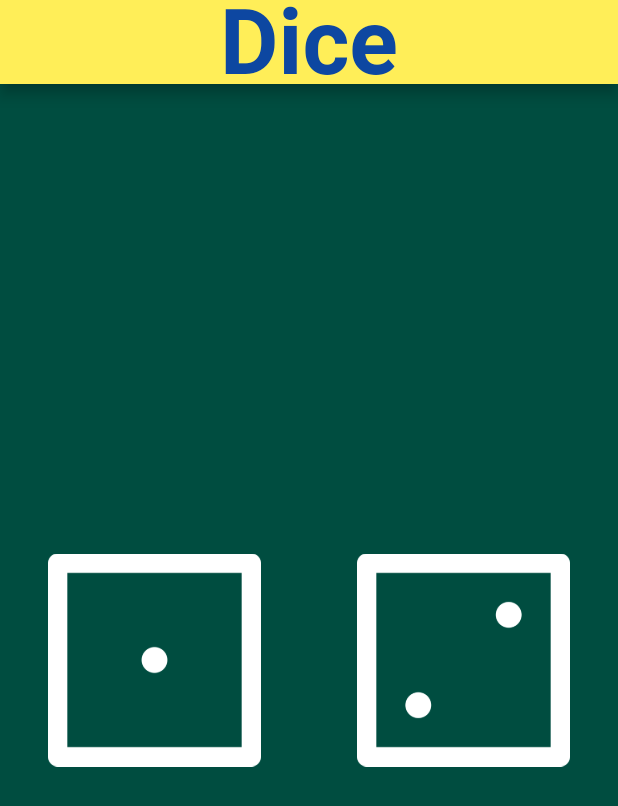
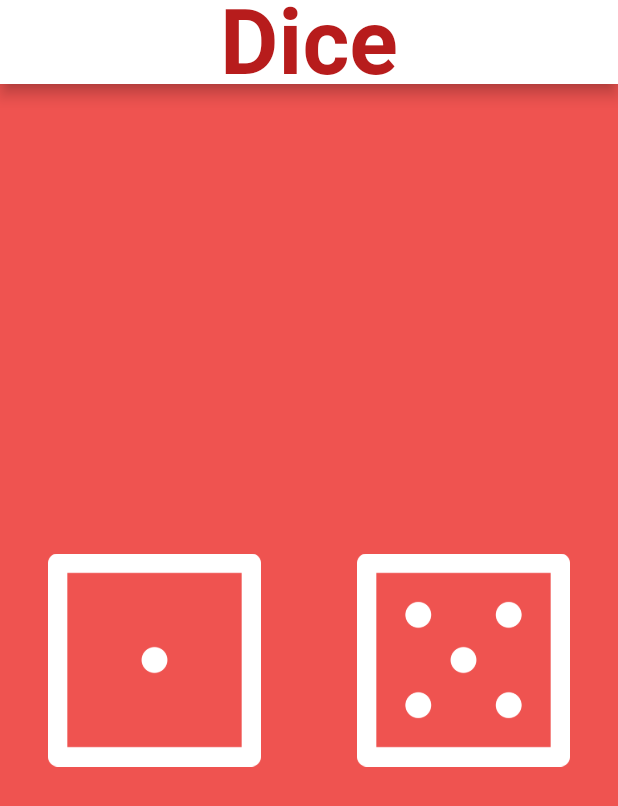
Before and after one commit to Abhi902/Dice-App, a Flutter app: the screen it shows after launch, on a phone screen of 412 x 824 dp. Shown: the top 806 px of the screen. Run offline on Flutter 3.47's test engine with Material 2 defaults, Android fonts, the phone set to English and light mode, and no system bars.

Commit message:
"4TH commit"

```diff
--- a/lib/main.dart
+++ b/lib/main.dart
@@ -1,28 +1,44 @@
 import 'package:flutter/material.dart';
+import 'dart:math';
 
 void main() {
   runApp(MyApp());
 }
 
-class MyApp extends StatelessWidget {
+class MyApp extends StatefulWidget {
+  @override
+  State<MyApp> createState() => _MyAppState();
+}
+
+class _MyAppState extends State<MyApp> {
+  int leftdicenumber = 1;
+  int rightdicenumber = 5;
+
+  void changediceface() {
+    setState(() {
+      leftdicenumber = Random().nextInt(6) + 1;
+      rightdicenumber = Random().nextInt(6) + 1;
+    });
+  }
+
   @override
   Widget build(BuildContext context) {
     return MaterialApp(
       debugShowCheckedModeBanner: false,
       home: Scaffold(
-        backgroundColor: Colors.teal[900],
+        backgroundColor: Colors.red[400],
         appBar: AppBar(
           title: Center(
             child: Text(
               'Dice',
               style: TextStyle(
-                color: Colors.blue[900],
+                color: Colors.red[900],
                 fontSize: 60,
                 fontWeight: FontWeight.bold,
               ),
             ),
           ),
-          backgroundColor: Colors.yellow[400],
+          backgroundColor: Colors.white,
         ),
         body: Center(
           child: Row(
@@ -32,9 +48,9 @@ class MyApp extends StatelessWidget {
                   padding: EdgeInsets.all(16),
                   child: FlatButton(
                     onPressed: () {
-                      print('left button got pressed');
+                      changediceface();
                     },
-                    child: Image.asset('images/dice1.png'),
+                    child: Image.asset('images/dice$leftdicenumber.png'),
                   ),
                 ),
               ),
@@ -43,9 +59,9 @@ class MyApp extends StatelessWidget {
                   padding: EdgeInsets.all(16),
                   child: FlatButton(
                     onPressed: () {
-                      print('right button pressed');
+                      changediceface();
                     },
-                    child: Image.asset('images/dice2.png'),
+                    child: Image.asset('images/dice$rightdicenumber.png'),
                   ),
                 ),
               ),
```
